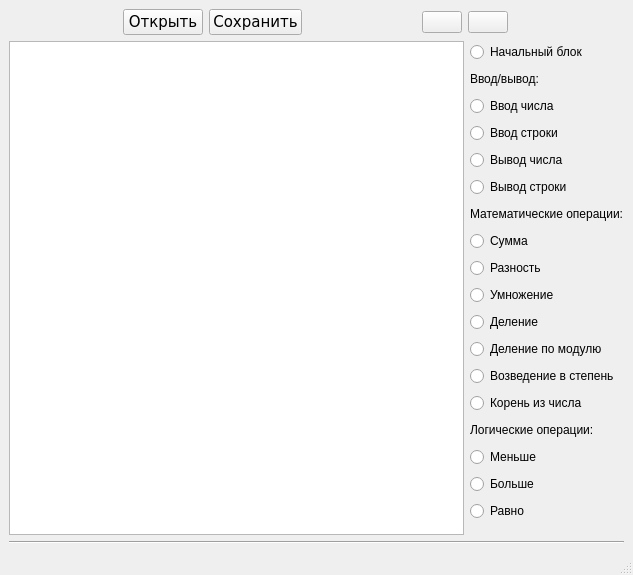
Old version of the form mainwindow.ui in the repository kera0106/visual_development_environment.
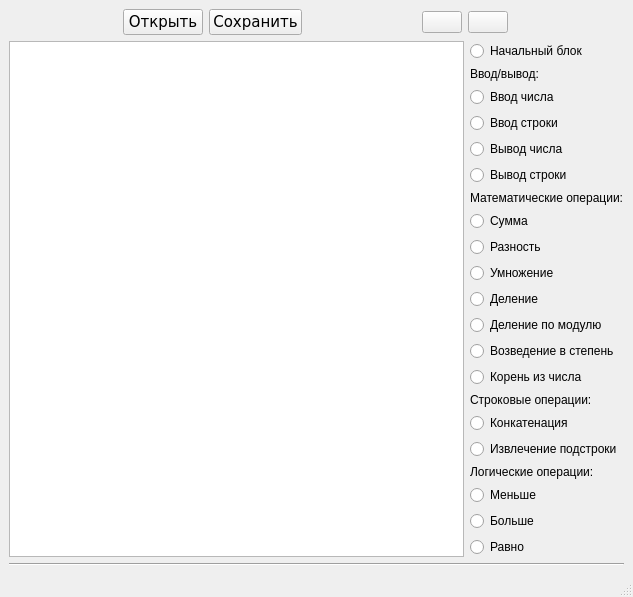
New version of the form. Icons and pictures are not drawn.

Commit message: add concat and substring

What changed in the file:
```diff
--- a/mainwindow.ui
+++ b/mainwindow.ui
@@ -141,7 +141,7 @@
        <widget class="QGraphicsView" name="canvas"/>
       </item>
       <item>
-       <layout class="QVBoxLayout" name="blockListView" stretch="1,0,1,0,0,0,0,1,0,0,0,0,0,0,0,0,0,0">
+       <layout class="QVBoxLayout" name="blockListView" stretch="1,0,1,0,0,0,0,1,0,0,0,0,0,0,0,0,0,0,0,0,0">
         <item>
          <widget class="QRadioButton" name="start">
           <property name="text">
@@ -252,6 +252,33 @@
           </property>
          </widget>
         </item>
+        <item>
+         <widget class="QLabel" name="label_4">
+          <property name="maximumSize">
+           <size>
+            <width>16777215</width>
+            <height>20</height>
+           </size>
+          </property>
+          <property name="text">
+           <string>Строковые операции:</string>
+          </property>
+         </widget>
+        </item>
+        <item>
+         <widget class="QRadioButton" name="concat">
+          <property name="text">
+           <string>Конкатенация</string>
+          </property>
+         </widget>
+        </item>
+        <item>
+         <widget class="QRadioButton" name="substring">
+          <property name="text">
+           <string>Извлечение подстроки</string>
+          </property>
+         </widget>
+        </item>
         <item>
          <widget class="QLabel" name="label_3">
           <property name="maximumSize">
```
The commit also changes 6 other files.
